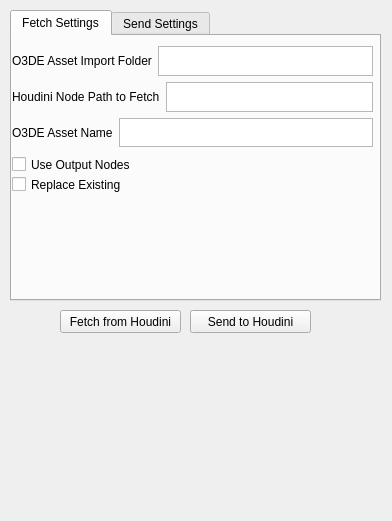
This is Gems/Gamiant/HoudiniEngine/Code/Source/UI/HoudiniNodeSync.ui in Gamiant/o3de as Qt 5 draws it before an edit. The edited form follows.
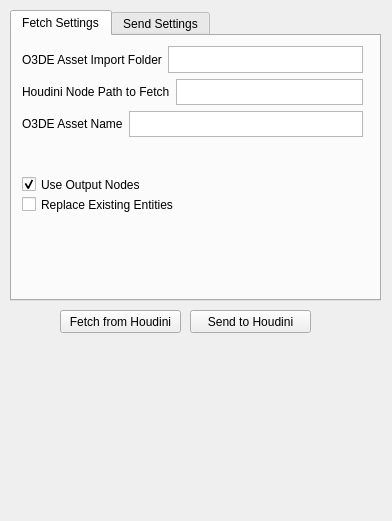
This is the edited form. The open tabs and pages were chosen to show the change.

Commit message: WIP implementing FetchFromHoudini

Diff of the .ui file:
```diff
--- a/Gems/Gamiant/HoudiniEngine/Code/Source/UI/HoudiniNodeSync.ui
+++ b/Gems/Gamiant/HoudiniEngine/Code/Source/UI/HoudiniNodeSync.ui
@@ -38,10 +38,10 @@
     <widget class="QWidget" name="verticalLayoutWidget">
      <property name="geometry">
       <rect>
-       <x>0</x>
+       <x>10</x>
        <y>10</y>
-       <width>361</width>
-       <height>101</height>
+       <width>341</width>
+       <height>91</height>
       </rect>
      </property>
      <layout class="QVBoxLayout" name="verticalLayout">
@@ -92,8 +92,21 @@
     <widget class="QCheckBox" name="checkBox">
      <property name="geometry">
       <rect>
-       <x>0</x>
-       <y>120</y>
+       <x>10</x>
+       <y>160</y>
+       <width>191</width>
+       <height>17</height>
+      </rect>
+     </property>
+     <property name="text">
+      <string>Replace Existing Entities</string>
+     </property>
+    </widget>
+    <widget class="QCheckBox" name="cbUseOutputNodes">
+     <property name="geometry">
+      <rect>
+       <x>10</x>
+       <y>140</y>
        <width>131</width>
        <height>17</height>
       </rect>
@@ -101,18 +114,8 @@
      <property name="text">
       <string>Use Output Nodes</string>
      </property>
-    </widget>
-    <widget class="QCheckBox" name="checkBox_2">
-     <property name="geometry">
-      <rect>
-       <x>0</x>
-       <y>140</y>
-       <width>121</width>
-       <height>17</height>
-      </rect>
-     </property>
-     <property name="text">
-      <string>Replace Existing</string>
+     <property name="checked">
+      <bool>true</bool>
      </property>
     </widget>
    </widget>
```
Left out of the diff: 26 changed lines with no effect on the pictures. The commit also changes 11 other files.
